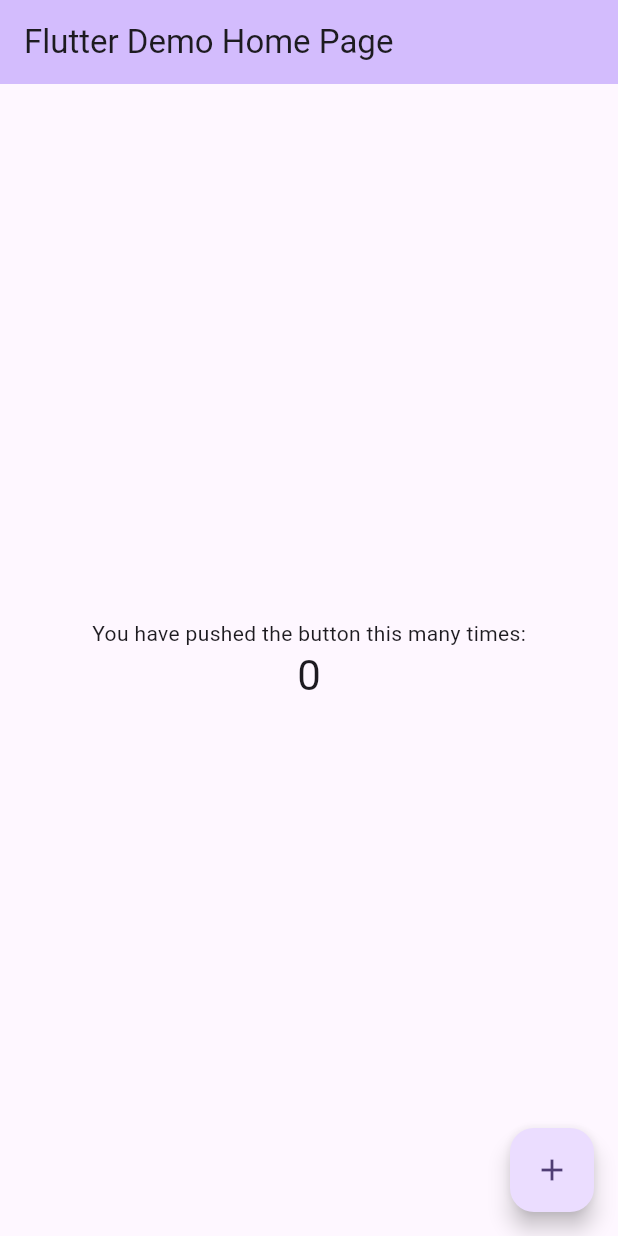
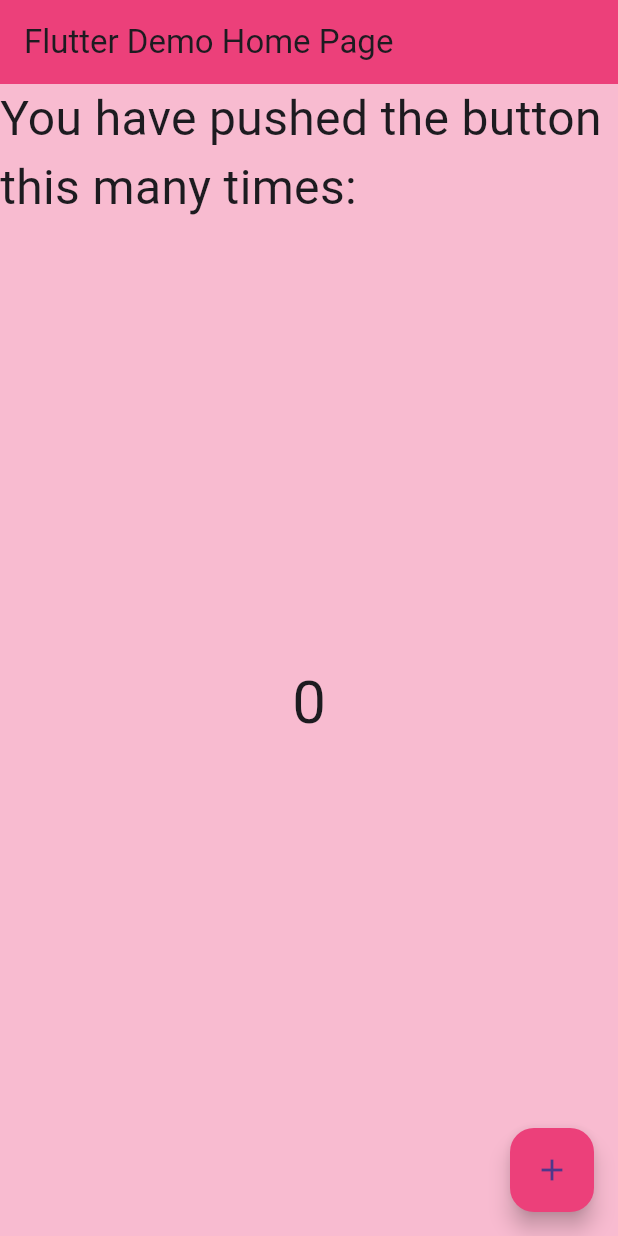
Before and after one commit to chisa-kondo-985/flutter_tutorial, a Flutter app: the screen it shows after launch, on a phone screen of 412 x 824 dp. Run offline on Flutter 3.47's test engine with Material 3 defaults, Android fonts, the phone set to English and light mode, and no system bars.

Commit message:
2024-06-19

```diff
--- a/lib/main.dart
+++ b/lib/main.dart
@@ -6,38 +6,31 @@ void main() {
 }
 
 // Declare the MyApp class.
+// This widget is the root of MyApp.
 class MyApp extends StatelessWidget {
   // Initialize the MyApp class variable.
   const MyApp({super.key});
 
-  // This widget is the root of your application.
-  // "build"is used for inheriting the BuildContext class.
   @override
   Widget build(BuildContext context) {
     return MaterialApp(
       title: 'Flutter Demo',
       theme: ThemeData(
-        // This is the theme of your application.
-        colorScheme: ColorScheme.fromSeed(seedColor: Colors.deepPurple),
-        useMaterial3: true,
+        brightness: Brightness.light,
       ),
       home: const MyHomePage(title: 'Flutter Demo Home Page'),
     );
   }
 }
 
+// Declare the MyHomePage class.
+// This widget is the home page of your application.
 class MyHomePage extends StatefulWidget {
   const MyHomePage({super.key, required this.title});
 
-  // This widget is the home page of your application. It is stateful, meaning
-  // that it has a State object (defined below) that contains fields that affect
-  // how it looks.
-
-  // This class is the configuration for the state. It holds the values (in this
-  // case the title) provided by the parent (in this case the App widget) and
-  // used by the build method of the State. Fields in a Widget subclass are
-  // always marked "final".
-
+  // This class is the configuration for the state.
+  // It holds the values (in this case the title) provided by the parent and used by the build method of the State.
+  // Fields in a Widget subclass are always marked "final".
   final String title;
 
   @override
@@ -49,67 +42,56 @@ class _MyHomePageState extends State<MyHomePage> {
 
   void _incrementCounter() {
     setState(() {
-      // This call to setState tells the Flutter framework that something has
-      // changed in this State, which causes it to rerun the build method below
-      // so that the display can reflect the updated values. If we changed
-      // _counter without calling setState(), then the build method would not be
-      // called again, and so nothing would appear to happen.
       _counter++;
     });
   }
 
   @override
   Widget build(BuildContext context) {
-    // This method is rerun every time setState is called, for instance as done
-    // by the _incrementCounter method above.
-    //
-    // The Flutter framework has been optimized to make rerunning build methods
-    // fast, so that you can just rebuild anything that needs updating rather
-    // than having to individually change instances of widgets.
+    // final double deviceHeight = MediaQuery.of(context).size.height;
+    final double deviceWidth = MediaQuery.of(context).size.width;
+
+    // This method is rerun every time setState is called, for instance as done by the _incrementCounter method above.
     return Scaffold(
       appBar: AppBar(
-        // TRY THIS: Try changing the color here to a specific color (to
-        // Colors.amber, perhaps?) and trigger a hot reload to see the AppBar
-        // change color while the other colors stay the same.
-        backgroundColor: Theme.of(context).colorScheme.inversePrimary,
-        // Here we take the value from the MyHomePage object that was created by
-        // the App.build method, and use it to set our appbar title.
+        backgroundColor: Colors.pink.shade400,
         title: Text(widget.title),
       ),
-      body: Center(
-        // Center is a layout widget. It takes a single child and positions it
-        // in the middle of the parent.
+      body: Center (
+        // Center is a layout widget.
+        // It takes a single child and positions it in the middle of the parent.
         child: Column(
-          // Column is also a layout widget. It takes a list of children and
-          // arranges them vertically. By default, it sizes itself to fit its
-          // children horizontally, and tries to be as tall as its parent.
+          // Column is also a layout widget.
+          // It takes a list of children and arranges them vertically. By default, it sizes itself to fit its children horizontally, and tries to be as tall as its parent.
           //
           // Column has various properties to control how it sizes itself and
           // how it positions its children. Here we use mainAxisAlignment to
           // center the children vertically; the main axis here is the vertical
           // axis because Columns are vertical (the cross axis would be
           // horizontal).
-          //
-          // TRY THIS: Invoke "debug painting" (choose the "Toggle Debug Paint"
-          // action in the IDE, or press "p" in the console), to see the
-          // wireframe for each widget.
-          mainAxisAlignment: MainAxisAlignment.center,
+          crossAxisAlignment: CrossAxisAlignment.center,
           children: <Widget>[
-            const Text(
-              'You have pushed the button this many times:',
+            Expanded(
+              flex: 5,
+              child: Container(
+                width: deviceWidth,
+                child: const Text('You have pushed the button this many times:', style: TextStyle(fontSize: 32),),
+              ),
             ),
-            Text(
-              '$_counter',
-              style: Theme.of(context).textTheme.headlineMedium,
+            Expanded(
+              flex: 5,
+              child: Text('$_counter', style: const TextStyle(fontSize: 40))
             ),
           ],
         ),
       ),
+      backgroundColor: Colors.pink.shade100,
       floatingActionButton: FloatingActionButton(
         onPressed: _incrementCounter,
         tooltip: 'Increment',
+        backgroundColor: Colors.pink.shade400,
         child: const Icon(Icons.add),
-      ), // This trailing comma makes auto-formatting nicer for build methods.
+      ),
     );
   }
 }
```
